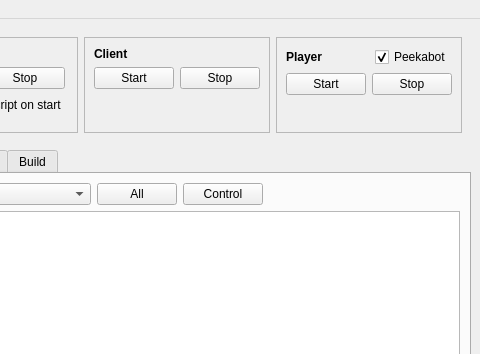
marc-hanheide/cogx, file vision/trunk/tools/castctrl/qtui/mainwindow.ui: the form before one commit; both pictures show x 403 to 883 and y 0 to 354 of the 883 by 668 pixel window.
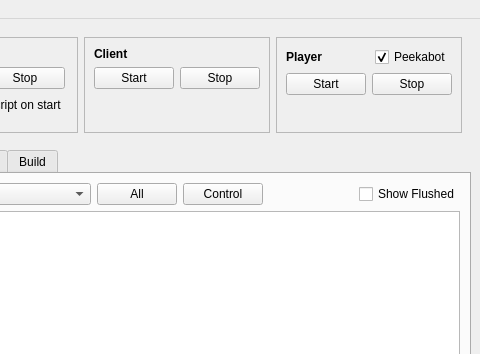
The form after the commit.

```diff
--- a/vision/trunk/tools/castctrl/qtui/mainwindow.ui
+++ b/vision/trunk/tools/castctrl/qtui/mainwindow.ui
@@ -422,6 +422,13 @@
                </property>
               </spacer>
              </item>
+             <item>
+              <widget class="QCheckBox" name="ckShowFlushMsgs">
+               <property name="text">
+                <string>Show Flushed</string>
+               </property>
+              </widget>
+             </item>
             </layout>
            </item>
            <item>
```
